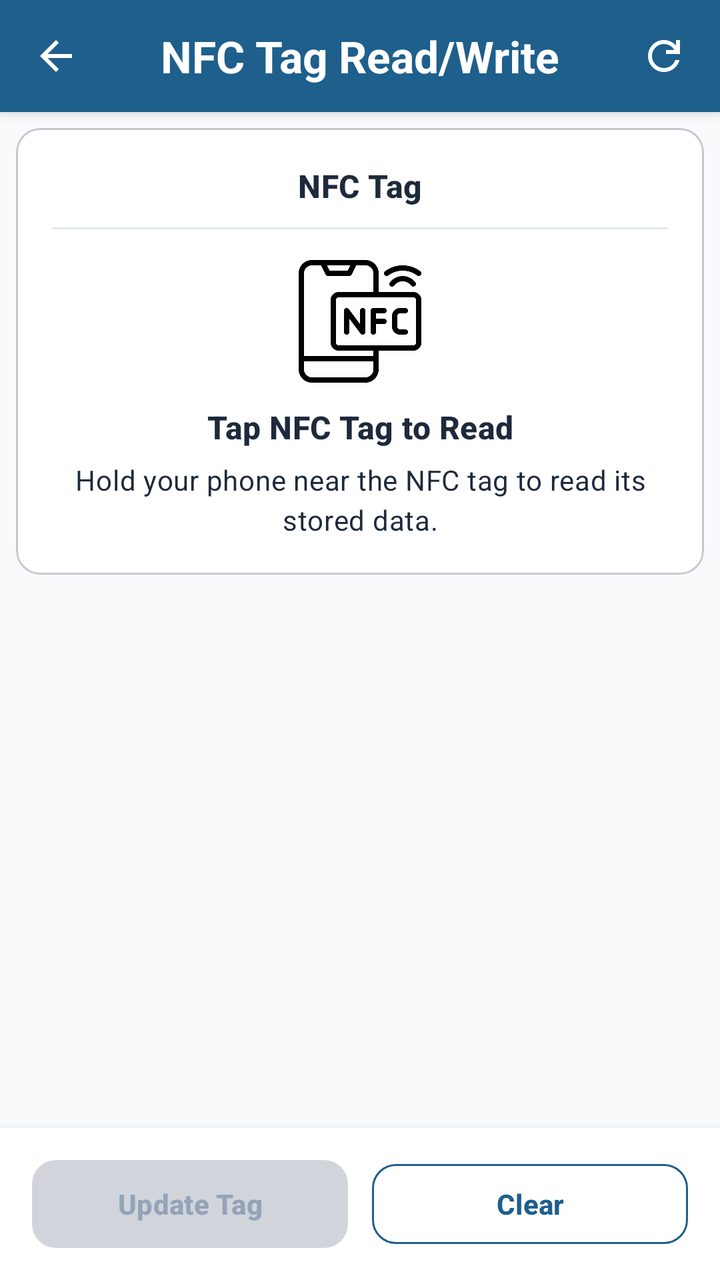
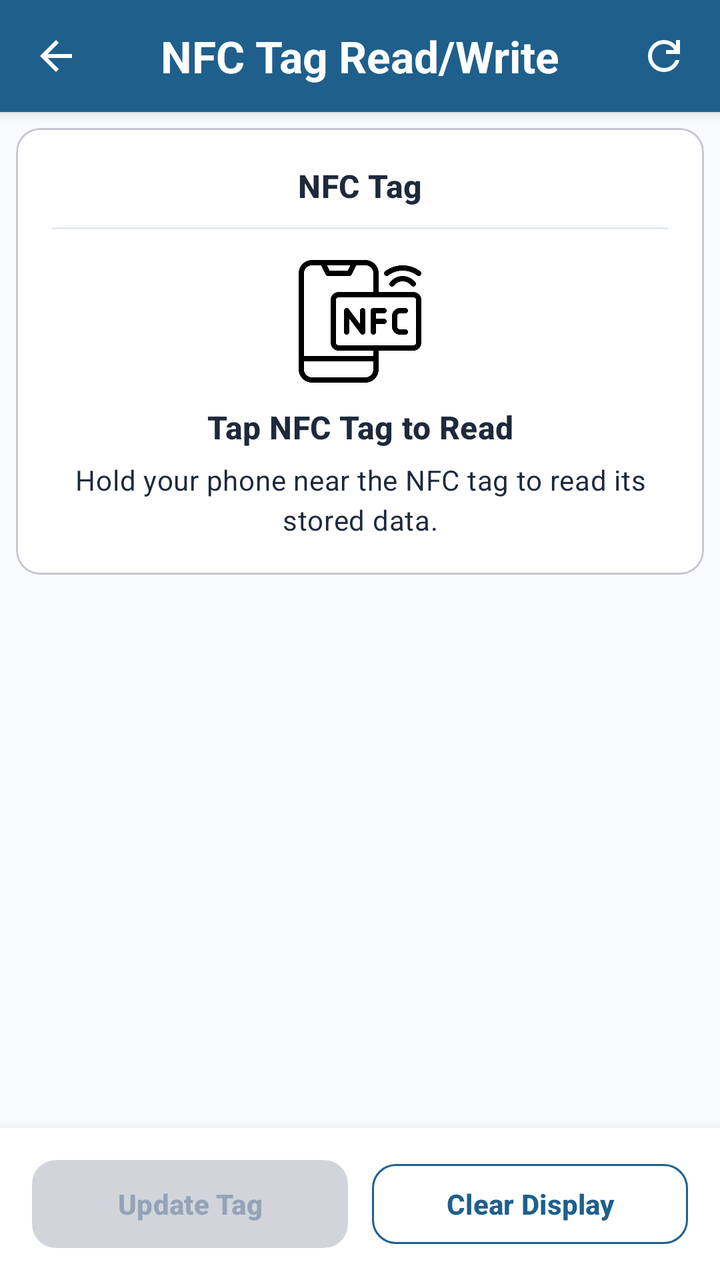

The first picture is an Android layout as it rendered before a commit; the second is the same layout after the commit. The layout source and the unified diff follow.
<!-- AndroidManifest.xml: application theme Theme.DemoNFC_App -->
<!-- res/layout/activity_nfctag_data_read_write.xml -->
<?xml version="1.0" encoding="utf-8"?>
<androidx.constraintlayout.widget.ConstraintLayout
    xmlns:android="http://schemas.android.com/apk/res/android"
    xmlns:app="http://schemas.android.com/apk/res-auto"
    xmlns:tools="http://schemas.android.com/tools"
    android:id="@+id/main"
    android:background="@color/background_primary"
    android:layout_width="match_parent"
    android:layout_height="match_parent"
    android:fillViewport="true"
    tools:context=".NFCTagDataReadWriteActivity">

    
    
    
    <LinearLayout
        android:id="@+id/headerLayout"
        android:layout_width="match_parent"
        android:layout_height="wrap_content"
        android:background="@color/color_primary"
        android:elevation="4dp"
        android:gravity="center"
        android:orientation="horizontal"
        android:paddingHorizontal="4dp"
        android:paddingVertical="4dp"
        app:layout_constraintEnd_toEndOf="parent"
        app:layout_constraintStart_toStartOf="parent"
        app:layout_constraintTop_toTopOf="parent">

        <ImageButton
            android:id="@+id/btnBack"
            style="@style/Widget.App.Header.IconButton"
            android:contentDescription="Back"
            android:src="@drawable/ic_arrow_back" />

        <TextView
            android:id="@+id/txtTitle"
            style="@style/Widget.App.Header.Title"
            android:text="NFC Tag Read/Write" />

        <ImageButton
            android:id="@+id/btnRefresh"
            style="@style/Widget.App.Header.IconButton"
            android:contentDescription="Refresh"
            android:src="@drawable/ic_refresh" />

    </LinearLayout>

    
    
    
    <ScrollView
        android:id="@+id/contentScrollView"
        android:layout_width="0dp"
        android:layout_height="0dp"
        android:clipToPadding="false"
        android:fillViewport="true"
        android:paddingBottom="8dp"
        app:layout_constraintBottom_toTopOf="@id/buttonLayout"
        app:layout_constraintEnd_toEndOf="parent"
        app:layout_constraintStart_toStartOf="parent"
        app:layout_constraintTop_toBottomOf="@id/headerLayout">

        <LinearLayout
            android:layout_width="match_parent"
            android:layout_height="wrap_content"
            android:orientation="vertical">

            
            
            
            <com.google.android.material.card.MaterialCardView
                android:id="@+id/nfcInstructionCard"
                android:layout_width="match_parent"
                android:layout_height="wrap_content"
                android:layout_marginHorizontal="8dp"
                android:layout_marginTop="8dp">

                <LinearLayout
                    android:layout_width="match_parent"
                    android:layout_height="wrap_content"
                    android:gravity="center_horizontal"
                    android:orientation="vertical"
                    android:padding="18dp">

                    <TextView
                        android:id="@+id/nfcInstructionTitle"
                        style="@style/TextAppearance.App.TitleMedium"
                        android:layout_width="match_parent"
                        android:layout_height="wrap_content"
                        android:text="NFC Tag"
                        android:textAlignment="center" />

                    <View
                        android:layout_width="match_parent"
                        android:layout_height="1dp"
                        android:layout_marginTop="10dp"
                        android:layout_marginBottom="14dp"
                        android:background="@color/border_primary" />

                    
                    <ImageView
                        android:id="@+id/nfcIcon"
                        android:layout_width="64dp"
                        android:layout_height="64dp"
                        android:contentDescription="NFC"
                        android:src="@drawable/nfc_tag_read" />

                    <TextView
                        android:id="@+id/nfcInstructionText"
                        style="@style/TextAppearance.App.TitleMedium"
                        android:layout_width="match_parent"
                        android:layout_height="wrap_content"
                        android:layout_marginTop="10dp"
                        android:text="Tap NFC Tag to Read"
                        android:textAlignment="center" />

                    <TextView
                        android:id="@+id/nfcInstructionSubText"
                        style="@style/TextAppearance.App.BodyMedium"
                        android:layout_width="match_parent"
                        android:layout_height="wrap_content"
                        android:layout_marginTop="6dp"
                        android:text="Hold your phone near the NFC tag to read its stored data."
                        android:textAlignment="center" />

                </LinearLayout>

            </com.google.android.material.card.MaterialCardView>

            
            
            
            <com.google.android.material.card.MaterialCardView
                android:id="@+id/tagInformationCard"
                android:layout_width="match_parent"
                android:layout_height="wrap_content"
                android:layout_marginHorizontal="8dp"
                android:layout_marginTop="16dp"
                android:visibility="gone"
                tools:visibility="visible">

                <LinearLayout
                    android:layout_width="match_parent"
                    android:layout_height="wrap_content"
                    android:orientation="vertical"
                    android:padding="16dp">

                    <TextView
                        style="@style/TextAppearance.App.TitleMedium"
                        android:layout_width="match_parent"
                        android:layout_height="wrap_content"
                        android:text="Tag Information"
                        android:textAlignment="center" />

                    <View
                        android:layout_width="match_parent"
                        android:layout_height="1dp"
                        android:layout_marginTop="10dp"
                        android:layout_marginBottom="12dp"
                        android:background="@color/border_primary" />


                    

                    <LinearLayout
                        android:layout_width="match_parent"
                        android:layout_height="wrap_content"
                        android:orientation="horizontal">

                        <TextView
                            style="@style/TextAppearance.App.LabelLarge"
                            android:layout_width="wrap_content"
                            android:layout_height="wrap_content"
                            android:text="Tag ID: " />

                        <TextView
                            android:id="@+id/tagIdValue"
                            style="@style/TextAppearance.App.BodyMedium"
                            android:layout_width="0dp"
                            android:layout_height="wrap_content"
                            android:layout_weight="1"
                            android:text="--" />

                    </LinearLayout>


                    

                    <LinearLayout
                        android:layout_width="match_parent"
                        android:layout_height="wrap_content"
                        android:layout_marginTop="8dp"
                        android:orientation="horizontal">

                        <TextView
                            style="@style/TextAppearance.App.LabelLarge"
                            android:layout_width="wrap_content"
                            android:layout_height="wrap_content"
                            android:text="Tag Type: " />

                        <TextView
                            android:id="@+id/tagTypeValue"
                            style="@style/TextAppearance.App.BodyMedium"
                            android:layout_width="0dp"
                            android:layout_height="wrap_content"
                            android:layout_weight="1"
                            android:text="--" />

                    </LinearLayout>


                    

                    <LinearLayout
                        android:layout_width="match_parent"
                        android:layout_height="wrap_content"
                        android:layout_marginTop="8dp"
                        android:orientation="horizontal">

                        <TextView
                            style="@style/TextAppearance.App.LabelLarge"
                            android:layout_width="wrap_content"
                            android:layout_height="wrap_content"
                            android:text="Status: " />

                        <TextView
                            android:id="@+id/tagStatusValue"
                            style="@style/TextAppearance.App.BodyMedium"
                            android:layout_width="0dp"
                            android:layout_height="wrap_content"
                            android:layout_weight="1"
                            android:text="--" />

                    </LinearLayout>

                </LinearLayout>

            </com.google.android.material.card.MaterialCardView>


            
            
            

            <com.google.android.material.card.MaterialCardView
                android:id="@+id/tagDataCard"
                android:layout_width="match_parent"
                android:layout_height="wrap_content"
                android:layout_marginHorizontal="8dp"
                android:layout_marginTop="16dp"
                android:layout_marginBottom="16dp"
                android:visibility="gone"
                tools:visibility="visible">

                <LinearLayout
                    android:layout_width="match_parent"
                    android:layout_height="wrap_content"
                    android:orientation="vertical"
                    android:padding="16dp">

                    <TextView
                        style="@style/TextAppearance.App.TitleMedium"
                        android:layout_width="match_parent"
                        android:layout_height="wrap_content"
                        android:text="Tag Data"
                        android:textAlignment="center" />

                    <View
                        android:layout_width="match_parent"
                        android:layout_height="1dp"
                        android:layout_marginTop="10dp"
                        android:layout_marginBottom="12dp"
                        android:background="@color/border_primary" />


                    

                    <com.google.android.material.textfield.TextInputLayout
                        android:id="@+id/tagDataLayout"
                        style="@style/Widget.App.TextInput.Scanner"
                        android:layout_width="match_parent"
                        android:layout_height="wrap_content"
                        android:hint="NFC Tag Data">

                        <com.google.android.material.textfield.TextInputEditText
                            android:id="@+id/tagDataInput"
                            style="@style/Widget.App.TextInputEditText"
                            android:layout_width="match_parent"
                            android:layout_height="wrap_content"
                            android:gravity="top|start"
                            android:inputType="textMultiLine"
                            android:minLines="4"
                            android:maxLines="8"
                            android:imeOptions="actionDone"
                            android:hint="Enter tag data" />

                    </com.google.android.material.textfield.TextInputLayout>


                    

                    <TextView
                        android:id="@+id/editInstructionText"
                        style="@style/TextAppearance.App.BodyMedium"
                        android:layout_width="match_parent"
                        android:layout_height="wrap_content"
                        android:layout_marginTop="10dp"
                        android:text="Edit the data above and tap Update Tag to write the changes to the NFC tag." />

                </LinearLayout>

            </com.google.android.material.card.MaterialCardView>


        </LinearLayout>

    </ScrollView>

    
    
    
    <LinearLayout
        android:id="@+id/buttonLayout"
        android:layout_width="match_parent"
        android:layout_height="wrap_content"
        android:background="@color/card_background"
        android:elevation="8dp"
        android:orientation="horizontal"
        android:paddingHorizontal="16dp"
        android:paddingVertical="12dp"
        android:weightSum="2"
        app:layout_constraintBottom_toBottomOf="parent"
        app:layout_constraintEnd_toEndOf="parent"
        app:layout_constraintStart_toStartOf="parent">


        

        <com.google.android.material.button.MaterialButton
            android:id="@+id/btnUpdate"
            style="@style/Widget.App.Button.Disabled"
            android:layout_width="0dp"
            android:layout_height="wrap_content"
            android:layout_marginEnd="6dp"
            android:layout_weight="1"
            android:enabled="false"
            android:text="Update Tag" />


        

        <com.google.android.material.button.MaterialButton
            android:id="@+id/btnClear"
            style="@style/Widget.App.Button.Outlined"
            android:layout_width="0dp"
            android:layout_height="wrap_content"
            android:layout_marginStart="6dp"
            android:layout_weight="1"
            android:text="Clear" />

    </LinearLayout>

</androidx.constraintlayout.widget.ConstraintLayout>
<!-- resources referenced by this layout -->
<resources>
  <color name="background_primary">#F8FAFC</color>
  <color name="border_primary">#E2E8F0</color>
  <color name="card_background">#FFFFFF</color>
  <color name="color_primary">#1E5F8C</color>
  <!-- drawable ic_arrow_back (drawable) -->
  <vector xmlns:android="http://schemas.android.com/apk/res/android" android:autoMirrored="true" android:height="24dp" android:tint="#000000" android:viewportHeight="960" android:viewportWidth="960" android:width="24dp">
        
      <path android:fillColor="@android:color/white" android:pathData="M313,520L537,744L480,800L160,480L480,160L537,216L313,440L800,440L800,520L313,520Z"/>
      
  </vector>
  <style name="TextAppearance.App.BodyMedium" parent="TextAppearance.Material3.BodyMedium">
          <item name="android:textColor">@color/text_primary</item>
      </style>
  <style name="TextAppearance.App.LabelLarge" parent="TextAppearance.Material3.LabelLarge">
          <item name="android:textColor">@color/text_primary</item>
      </style>
  <style name="TextAppearance.App.TitleMedium" parent="TextAppearance.Material3.TitleMedium">
          <item name="android:textColor">@color/text_primary</item>
          <item name="android:textStyle">bold</item>
      </style>
  <style name="Widget.App.Button.Disabled" parent="Widget.Material3.Button">
  
          <item name="android:textAllCaps">false</item>
  
          <item name="android:textStyle">bold</item>
  
          <item name="android:textColor">@color/text_tertiary</item>
  
          <item name="backgroundTint">@color/button_disabled</item>
  
          <item name="cornerRadius">12dp</item>
  
          <item name="android:minHeight">52dp</item>
  
          <item name="android:enabled">false</item>
  
      </style>
  <style name="Widget.App.Button.Outlined" parent="Widget.Material3.Button.OutlinedButton">
  
          <item name="android:textAllCaps">false</item>
          <item name="android:textStyle">bold</item>
  
          <item name="android:textColor">@color/button_primary</item>
  
          <item name="strokeColor">@color/button_primary</item>
  
          <item name="strokeWidth">1dp</item>
  
          <item name="cornerRadius">12dp</item>
  
          <item name="android:enabled">true</item>
  
      </style>
  <style name="Widget.App.TextInput.Scanner" parent="Widget.App.TextInputLayout">
  
          <item name="endIconMode">custom</item>
  
          <item name="android:layout_width">match_parent</item>
  
          <item name="android:layout_height">wrap_content</item>
  
          <item name="endIconDrawable">@drawable/ic_barcode_scan</item>
  
          <item name="endIconTint">@color/color_primary</item>
  
      </style>
  <style name="Theme.DemoNFC_App" parent="Base.Theme.DemoNFC_App" />
  <color name="text_primary">#1E293B</color>
  <color name="text_tertiary">#94A3B8</color>
  <color name="button_disabled">#D1D5DB</color>
  <color name="button_primary">#1E5F8C</color>
  <color name="color_on_primary">#FFFFFF</color>
  <style name="TextAppearance.App.TitleLarge" parent="TextAppearance.Material3.TitleLarge">
          <item name="android:textColor">@color/text_primary</item>
          <item name="android:textStyle">bold</item>
      </style>
  <color name="input_text">#1E293B</color>
  <color name="input_hint">#94A3B8</color>
  <color name="input_border_focused">#1E5F8C</color>
  <color name="text_secondary">#64748B</color>
  <color name="error">#EF4444</color>
  <color name="color_primary_light">#4D89B5</color>
  <color name="color_secondary">#E8A33D</color>
  <color name="color_on_secondary">#000000</color>
  <color name="color_secondary_light">#F0C171</color>
  <color name="white">#FFFFFF</color>
  <color name="surface">#FFFFFF</color>
  <color name="surface_variant">#F8FAFC</color>
  <color name="on_surface">#1E293B</color>
  <color name="on_surface_variant">#64748B</color>
  <!-- unchanged entries left out for length: 8 -->
</resources>

<!-- the commit's change to res/layout/activity_nfctag_data_read_write.xml (unified diff, before → after) -->
@@ -357,7 +357,8 @@
             android:layout_height="wrap_content"
             android:layout_marginStart="6dp"
             android:layout_weight="1"
-            android:text="Clear" />
+            android:enabled="false"
+            android:text="Clear Display" />
 
     </LinearLayout>
 
